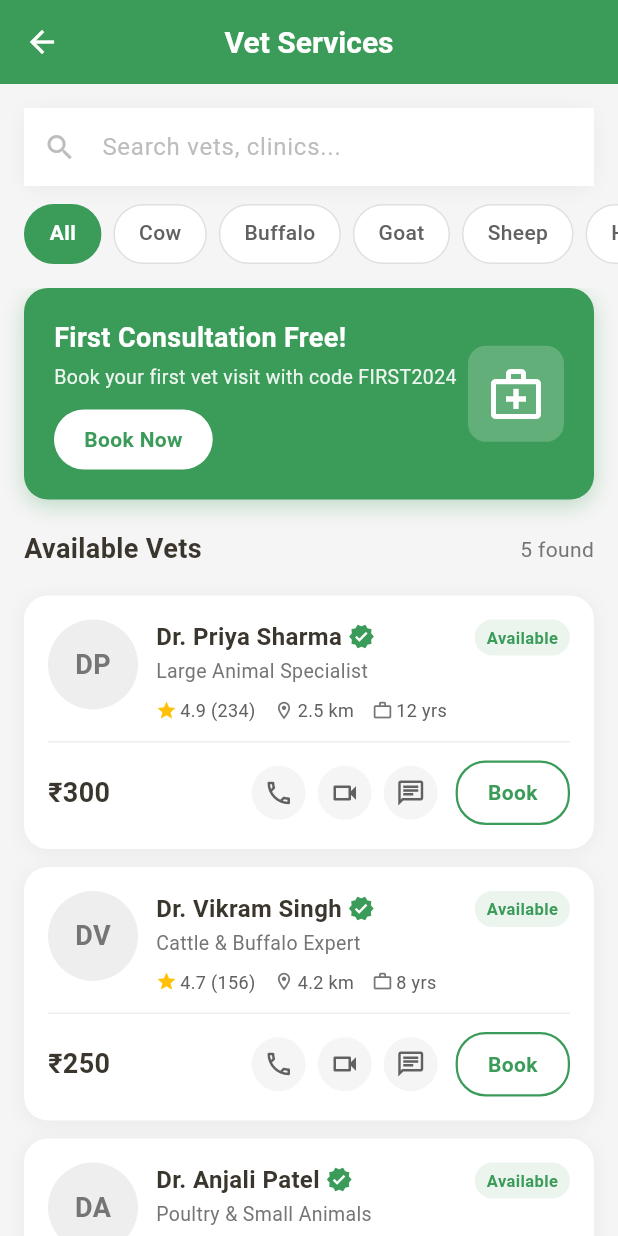
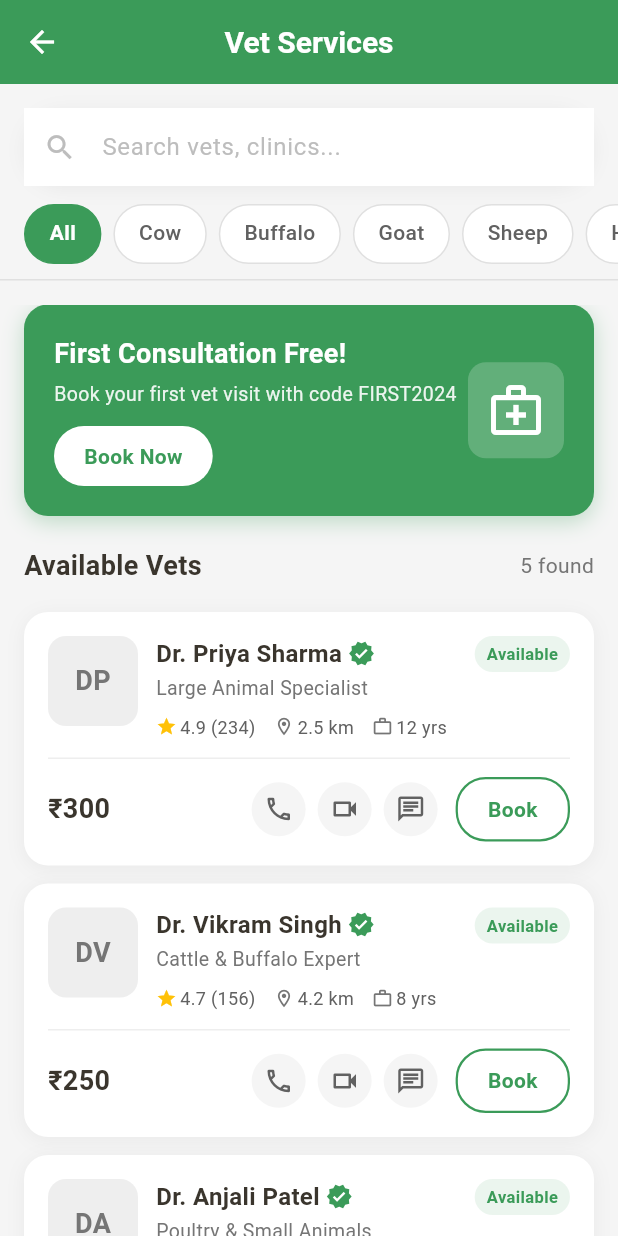
Before and after one commit to metamersisttech/FarmerApp-TestSuite, a Flutter app: the VetServicesPage screen opened by its route, on a phone screen of 412 x 824 dp. Run offline on Flutter 3.47's test engine with Material 3 defaults, Android fonts, the phone set to English and light mode, and no system bars; our stand-ins replace dio, firebase_core, flutter_secure_storage, geocoding, geolocator, image_picker; accounts and stored records are empty.

Commit message:
modify the filter chips, vet search bar

```diff
--- a/lib/features/vet/widgets/breed_filter_chips.dart
+++ b/lib/features/vet/widgets/breed_filter_chips.dart
@@ -16,8 +16,17 @@ class BreedFilterChips extends StatelessWidget {
 
   @override
   Widget build(BuildContext context) {
-    return SizedBox(
-      height: 40,
+    return Container(
+      decoration: BoxDecoration(
+        border: Border(
+          bottom: BorderSide(
+            color: Colors.grey[300]!,
+            width: 1,
+          ),
+        ),
+      ),
+      child: SizedBox(
+        height: 50,
         child: ListView.builder(
         scrollDirection: Axis.horizontal,
         padding: const EdgeInsets.symmetric(horizontal: 16),
@@ -29,6 +38,7 @@ class BreedFilterChips extends StatelessWidget {
             return Padding(
               padding: EdgeInsets.only(
                 right: index < breeds.length - 1 ? 8 : 0,
+                bottom: 10,
               ),
               child: _BreedChip(
                 label: breed,
@@ -37,6 +47,7 @@ class BreedFilterChips extends StatelessWidget {
               ),
             );
           },
+        ),
       ),
     );
   }
--- a/lib/features/vet/widgets/vet_card.dart
+++ b/lib/features/vet/widgets/vet_card.dart
@@ -86,10 +86,11 @@ class VetCard extends StatelessWidget {
       height: 60,
       decoration: BoxDecoration(
         color: Colors.grey[200],
-        shape: BoxShape.circle,
+        borderRadius: BorderRadius.circular(12),
       ),
       child: vet.profileImage != null
-          ? ClipOval(
+          ? ClipRRect(
+              borderRadius: BorderRadius.circular(12),
               child: Image.network(
                 vet.profileImage!,
                 fit: BoxFit.cover,
--- a/lib/features/vet/widgets/vet_search_bar.dart
+++ b/lib/features/vet/widgets/vet_search_bar.dart
@@ -22,7 +22,7 @@ class VetSearchBar extends StatelessWidget {
     return Container(
       decoration: BoxDecoration(
         color: Colors.white,
-        borderRadius: BorderRadius.circular(12),
+        borderRadius: BorderRadius.circular(30),
         boxShadow: [
           BoxShadow(
             color: Colors.black.withValues(alpha: 0.05),
```
Lines whose indentation alone changed are shown as unchanged.
